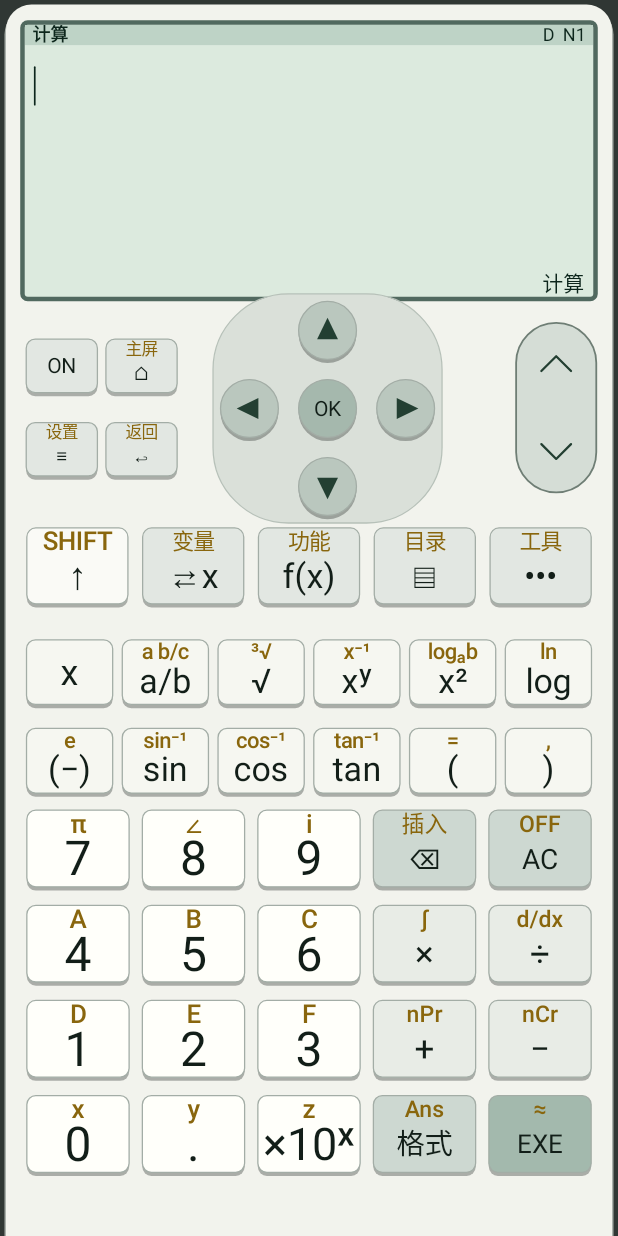
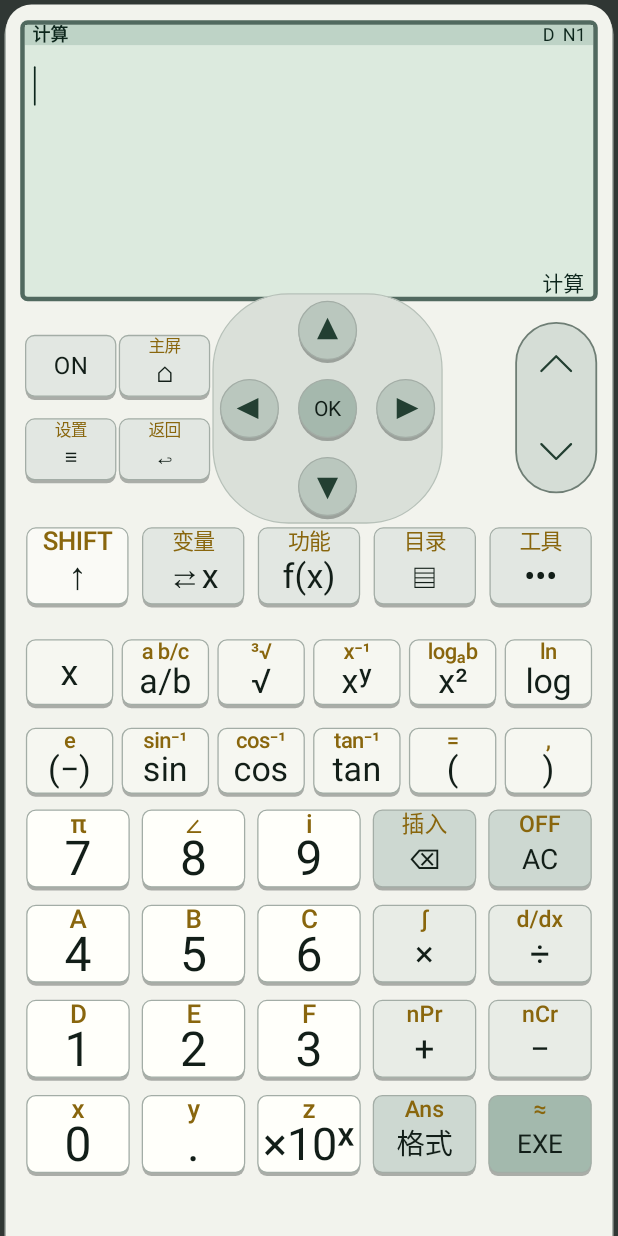
Before and after one commit to beiming183-cloud/-, an Android app: the screen it shows after launch (MainActivity), on a phone screen of 412 x 824 dp. Run offline under Robolectric (Android 15) with nearby library versions, the phone set to English and light mode, and no system bars.

Commit message:
feat: enlarge utility controls and redesign HOME cards [chat-continuation-patch]

```diff
--- a/app/src/main/java/com/codex/fx991smooth/PhysicalKeyLayout.java
+++ b/app/src/main/java/com/codex/fx991smooth/PhysicalKeyLayout.java
@@ -164,15 +164,20 @@ public final class PhysicalKeyLayout {
         // The previous caps were noticeably undersized on the tall X100s Pro viewport.
         float radius = clamp(Math.min(dp(25), width * 0.060f), dp(17), dp(32));
 
-        // Left-side controls on the real unit: power/home above settings/back.
+        // Left-side controls form one deliberate 2x2 module.  They are about
+        // one quarter larger than the previous caps, while the d-pad and
+        // right page rocker keep their established proportions.
+        float utilityRadius = radius * 1.24f;
+        float utilityLeftX = margin + utilityRadius;
+        float utilityRightX = margin + utilityRadius * 3.04f;
         addCircle(hits, key(CnCwKey.ON, "ON", "", Kind.CONTROL),
-                margin + radius, controlTop + controlHeight * 0.29f, radius * 2f);
+                utilityLeftX, controlTop + controlHeight * 0.29f, utilityRadius * 2f);
         addCircle(hits, key(CnCwKey.HOME, "⌂", "主屏", Kind.CONTROL),
-                margin + radius * 3.15f, controlTop + controlHeight * 0.29f, radius * 2f);
+                utilityRightX, controlTop + controlHeight * 0.29f, utilityRadius * 2f);
         addCircle(hits, key(CnCwKey.SETTINGS, "≡", "设置", Kind.CONTROL),
-                margin + radius, controlTop + controlHeight * 0.74f, radius * 2f);
+                utilityLeftX, controlTop + controlHeight * 0.74f, utilityRadius * 2f);
         addCircle(hits, key(CnCwKey.BACK, "↩", "返回", Kind.CONTROL),
-                margin + radius * 3.15f, controlTop + controlHeight * 0.74f, radius * 2f);
+                utilityRightX, controlTop + controlHeight * 0.74f, utilityRadius * 2f);
 
         // Direction pad is the interaction centre, not a tiny afterthought.
         // Center the pad in the actual space between the left controls and rocker.
--- a/core/src/main/java/com/codex/fx991/core/ui/Cw991LayoutMetrics.java
+++ b/core/src/main/java/com/codex/fx991/core/ui/Cw991LayoutMetrics.java
@@ -111,8 +111,13 @@ public final class Cw991LayoutMetrics {
         float secondarySize = Math.max(safeDensity * 15f,
                 Math.min(safeDensity * 17f, diameter * secondaryRatio));
         if (!circular && isKeyboardRole(role)) {
-            float keyWidth = width * 0.96f;
-            float keyHeight = Math.min(height * 0.82f, width * 0.72f);
+            // The left ON/HOME/SETTINGS/BACK block uses wider, deliberately
+            // shorter rectangular caps: about 85% of a normal numeric key's
+            // width and about 75-80% of its height on phone layouts.
+            float keyWidth = width * (role == Role.CONTROL ? 0.98f : 0.96f);
+            float keyHeight = role == Role.CONTROL
+                    ? Math.min(height * 0.80f, width * 0.66f)
+                    : Math.min(height * 0.82f, width * 0.72f);
             float textHeight = Math.max(safeDensity * 28f, keyHeight);
             mainSize = textHeight * mainRatio;
             secondarySize = Math.max(safeDensity * 13f,
```
Also changed, not shown: app/src/main/java/com/codex/fx991smooth/CalculatorView.java (+29 -31 lines), 1 other file.
